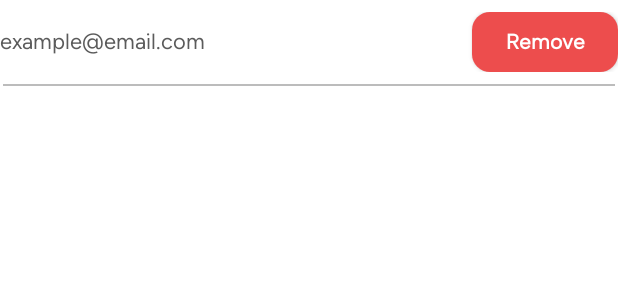
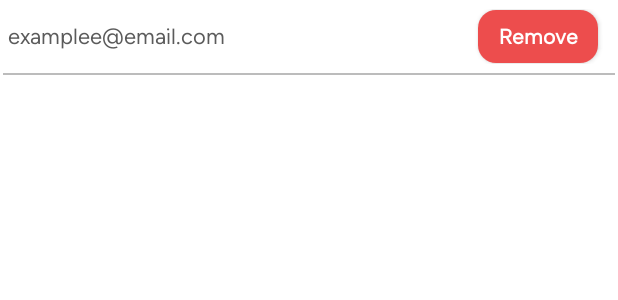
Before and after one commit to kzi-nastava/ma-project-event-planner-siit-2024-team-11, an Android app: the layout fragment_event_invitation_email.xml on its own in the app's theme, with its tools: preview values and no code run, on a phone screen of 412 x 824 dp. Shown: the top 300 px of the screen. Run offline under Robolectric (Android 15) with nearby library versions, the phone set to English and light mode, and no system bars.

Commit message:
[UPDATE + STYLE] invitations (+ button remove works!)

```diff
--- a/Eventy/app/src/main/res/layout/fragment_event_invitation_email.xml
+++ b/Eventy/app/src/main/res/layout/fragment_event_invitation_email.xml
@@ -9,14 +9,20 @@
 
     <LinearLayout
         android:orientation="horizontal"
-        android:layout_marginTop="8dp"
+        android:layout_marginTop="6dp"
         android:layout_width="match_parent"
         android:layout_height="wrap_content">
 
         <TextView
             android:id="@+id/invited_email_value"
             android:layout_width="0dp"
-            android:layout_weight="10"
+            android:paddingRight="5dp"
+            android:layout_weight="1"
+            android:paddingLeft="5dp"
+            android:paddingTop="9dp"
+            android:paddingBottom="9dp"
+            android:layout_gravity="center"
+            android:layout_marginRight="3dp"
             android:textColor="@color/home_event_card_text"
             android:layout_height="wrap_content"
             app:layout_constraintEnd_toEndOf="parent"
@@ -24,23 +30,32 @@
             android:textSize="14.5sp"
             app:layout_constraintTop_toTopOf="parent"
             android:fontFamily="@font/figtree"
-            android:text="example@email.com">
+            android:text="examplee@email.com">
         </TextView>
 
-        <androidx.appcompat.widget.AppCompatButton
-            android:id="@+id/remove_email"
-            android:layout_width="65dp"
-            android:layout_weight="1"
-            android:layout_height="40dp"
-            android:fontFamily="@font/albert_sans"
-            android:textFontWeight="900"
-            android:text="Remove"
-            android:paddingRight="7dp"
-            android:paddingLeft="7dp"
-            android:textAllCaps="false"
-            android:textSize="14sp"
-            android:background="@drawable/clear_filter_background"
-            android:textColor="#FFFFFF"/>
+        <androidx.constraintlayout.widget.ConstraintLayout
+            android:layout_width="0dp"
+            android:layout_height="match_parent"
+            android:layout_weight="0.35">
+
+            <androidx.appcompat.widget.AppCompatButton
+                android:id="@+id/remove_email_button"
+                android:layout_width="80dp"
+                android:layout_height="35dp"
+                android:background="@drawable/clear_filter_background"
+                android:fontFamily="@font/albert_sans"
+                android:text="Remove"
+                android:textAllCaps="false"
+                android:textColor="#FFFFFF"
+                android:textFontWeight="900"
+                android:textSize="14sp"
+                app:layout_constraintBottom_toBottomOf="parent"
+                app:layout_constraintEnd_toEndOf="parent"
+                app:layout_constraintStart_toStartOf="parent"
+                app:layout_constraintTop_toTopOf="parent" />
+
+        </androidx.constraintlayout.widget.ConstraintLayout>
+
     </LinearLayout>
 
     <!-- Divider line -->
@@ -50,6 +65,6 @@
         android:background="#BCBCBC"
         android:layout_marginLeft="2dp"
         android:layout_marginRight="2dp"
-        android:layout_marginTop="8dp"/>
+        android:layout_marginTop="6dp"/>
 
 </LinearLayout>
```
Also changed, not shown: Eventy/app/src/main/java/com/example/eventy/adapters/events/InvitedEmailsAdapter.java (+11 -9 lines), Eventy/app/src/main/java/com/example/eventy/events/EventInvitationSendingFragment.java (+10 -1 lines), Eventy/app/src/main/java/com/example/eventy/events/organization/invitations/InvitedEmailsFragment.java (+23 -9 lines), Eventy/app/src/main/res/layout/fragment_event_invitation_sending.xml (+4 -4 lines).
